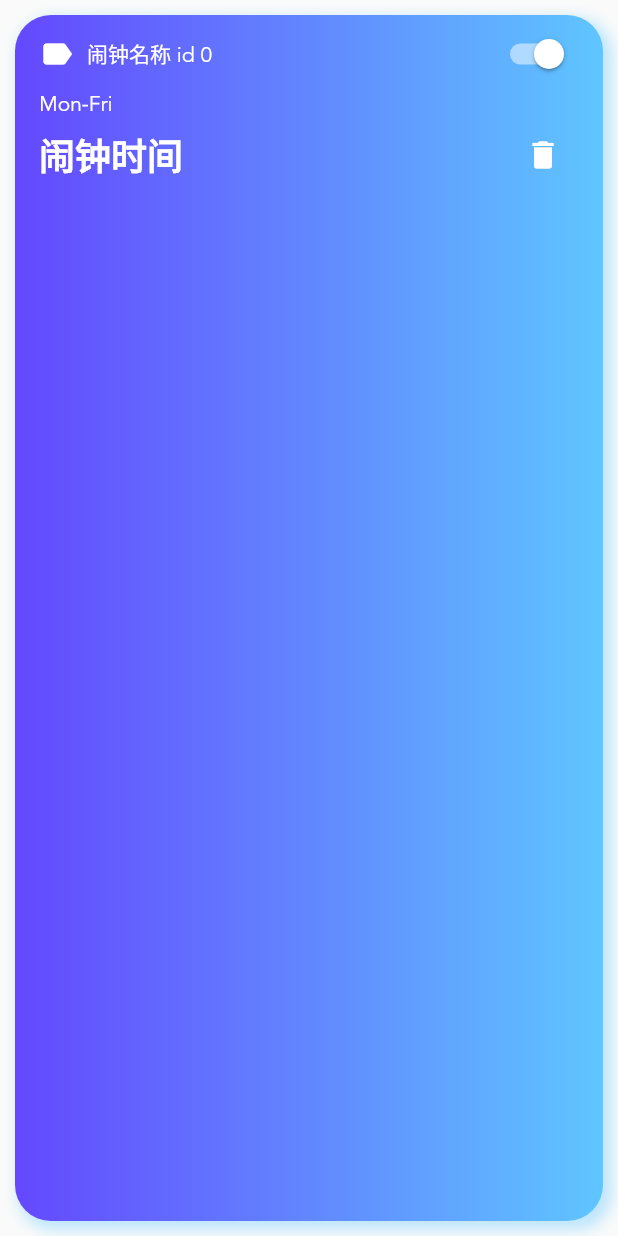
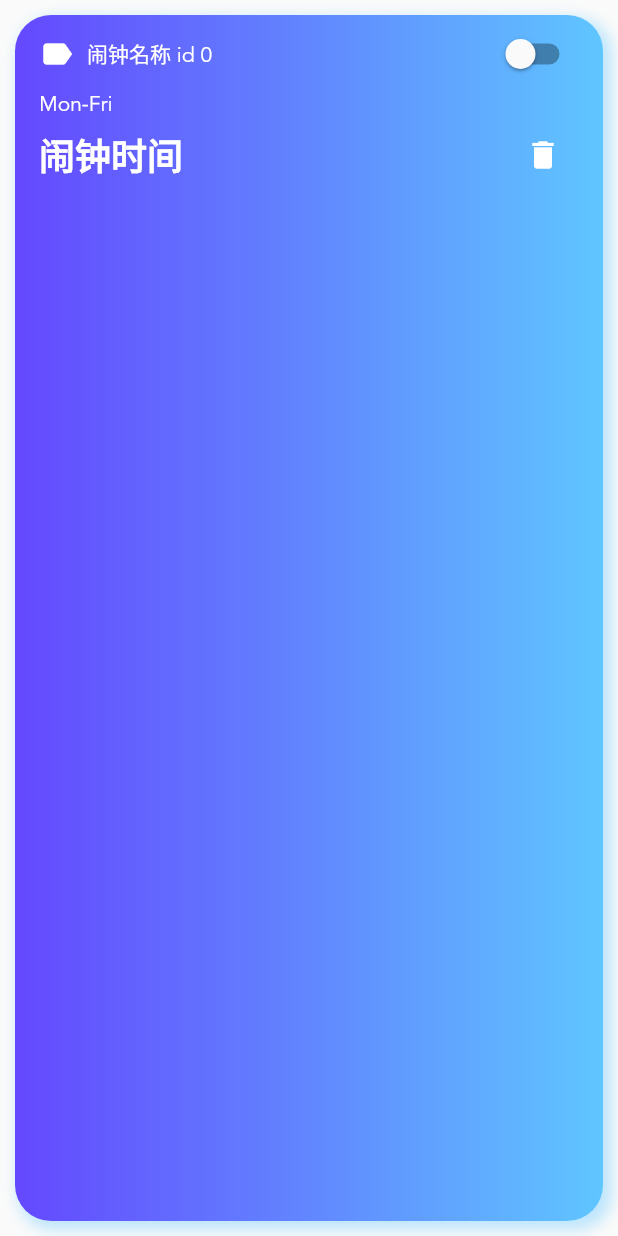
Before and after one commit to lewiszlw/assistant, a Flutter app: the AlarmItemWidget widget shown alone on an empty page, opened directly with empty values, on a phone screen of 412 x 824 dp. Run offline on Flutter 3.47's test engine with Material 2 defaults, Android fonts, the phone set to English and light mode, and no system bars; our stand-ins replace flutter_local_notifications, sqflite; accounts and stored records are empty.

Commit message:
Support alarm enable or disable

```diff
--- a/assistant_flutter/lib/alarm_clock/alarm_clock_helper.dart
+++ b/assistant_flutter/lib/alarm_clock/alarm_clock_helper.dart
@@ -28,6 +28,7 @@ class AlarmHelper {
           create table $alarmTable (
           $alarmColumnId integer primary key autoincrement,
           $alarmColumnTitle text not null,
+          $alarmColumnRing integer not null,
           $alarmColumnDateTime text not null)
         ''');
       },
@@ -58,4 +59,9 @@ class AlarmHelper {
     return await db
         .delete(alarmTable, where: '$alarmColumnId = ?', whereArgs: [id]);
   }
+
+  Future<int> update(AlarmInfo alarmInfo) async {
+    var db = await database;
+    return await db.update(alarmTable, alarmInfo.toMap(), where: '$alarmColumnId = ?', whereArgs: [alarmInfo.id]);
+  }
 }
--- a/assistant_flutter/lib/alarm_clock/alarm_clock_homepage.dart
+++ b/assistant_flutter/lib/alarm_clock/alarm_clock_homepage.dart
@@ -6,6 +6,7 @@ import 'theme_data.dart';
 /// 即时闹钟首页
 
 typedef DeleteAlarmCallback = void Function(int alarmId);
+typedef UpdateAlarmCallback = void Function(AlarmInfo alarmInfo);
 
 class AlarmClockHomepage extends StatefulWidget {
   AlarmClockHomepage({super.key});
@@ -41,6 +42,7 @@ class _AlarmClockHomepageState extends State<AlarmClockHomepage> {
   void insertAlarmInfo(String title, DateTime alarmDateTime) {
     _alarmHelper.insertAlarm(AlarmInfo(
       title: title,
+      ring: 1,
       alarmDateTime: alarmDateTime,
     ));
     loadAlarmInfos();
@@ -52,15 +54,21 @@ class _AlarmClockHomepageState extends State<AlarmClockHomepage> {
     loadAlarmInfos();
   }
 
+  void updateAlarmInfo(AlarmInfo alarmInfo) {
+    _alarmHelper.update(alarmInfo);
+    loadAlarmInfos();
+  }
+
   // 构建闹钟widget列表
   ListView buildAlarmItemsListView() {
     return ListView(
         key: UniqueKey(), // 否则list更新会有问题
-        physics: AlwaysScrollableScrollPhysics(),
+        physics: const AlwaysScrollableScrollPhysics(),
         children: currentAlarmInfos
             .map((e) => AlarmItemWidget(
                   alarmInfo: e,
                   deleteAlarmCallback: deleteAlarmInfo,
+                  updateAlarmCallback: updateAlarmInfo,
                 ))
             .toList());
   }
@@ -89,10 +97,14 @@ class _AlarmClockHomepageState extends State<AlarmClockHomepage> {
 
 class AlarmItemWidget extends StatelessWidget {
   AlarmItemWidget(
-      {super.key, required this.alarmInfo, required this.deleteAlarmCallback});
+      {super.key,
+      required this.alarmInfo,
+      required this.deleteAlarmCallback,
+      required this.updateAlarmCallback});
 
   AlarmInfo alarmInfo;
   DeleteAlarmCallback deleteAlarmCallback;
+  UpdateAlarmCallback updateAlarmCallback;
 
   @override
   Widget build(BuildContext context) {
@@ -103,22 +115,24 @@ class AlarmItemWidget extends StatelessWidget {
       margin: const EdgeInsets.only(
           top: 10, bottom: 10, left: 10, right: 10), // 容器外补白
       padding: const EdgeInsets.symmetric(horizontal: 16, vertical: 2), // 容器内补白
+      // 背景装饰
       decoration: BoxDecoration(
-        // 背景装饰
+        // 背景渐变
         gradient: LinearGradient(
           colors: gradientColors,
           begin: Alignment.centerLeft,
           end: Alignment.centerRight,
         ),
         boxShadow: [
+          // 阴影
           BoxShadow(
             color: gradientColors.last.withOpacity(0.4),
             blurRadius: 8,
             spreadRadius: 2,
-            offset: Offset(4, 4),
+            offset: const Offset(4, 4),
           ),
         ],
-        borderRadius: const BorderRadius.all(Radius.circular(24)),
+        borderRadius: const BorderRadius.all(Radius.circular(24)), // 圆角
       ),
       child: Column(
         crossAxisAlignment: CrossAxisAlignment.start,
@@ -144,8 +158,10 @@ class AlarmItemWidget extends StatelessWidget {
               Switch(
                 onChanged: (bool value) {
                   print("闹钟切换");
+                  alarmInfo.ring = value ? 1 : 0;
+                  updateAlarmCallback(alarmInfo);
                 },
-                value: true,
+                value: alarmInfo.ring == 1 ? true : false,
                 activeColor: Colors.white,
               ),
             ],
--- a/assistant_flutter/lib/alarm_clock/alarm_clock_model.dart
+++ b/assistant_flutter/lib/alarm_clock/alarm_clock_model.dart
@@ -1,33 +1,39 @@
 const String alarmTable = 'alarm_clock';
 const String alarmColumnId = 'id';
 const String alarmColumnTitle = 'title';
+const String alarmColumnRing = 'ring';
 const String alarmColumnDateTime = 'alarmDateTime';
+
 
 class AlarmInfo {
   int? id;
   String? title;
+  int ring;  // 0 关闭，1 开启
   DateTime? alarmDateTime;
 
   AlarmInfo({
     this.id,
     this.title,
+    required this.ring,
     this.alarmDateTime,
   });
 
   factory AlarmInfo.fromMap(Map<String, dynamic> json) => AlarmInfo(
         id: json["id"],
         title: json["title"],
+        ring: json["ring"],
         alarmDateTime: DateTime.parse(json["alarmDateTime"]),
       );
 
   Map<String, dynamic> toMap() => {
         "id": id,
         "title": title,
+        "ring": ring,
         "alarmDateTime": alarmDateTime!.toIso8601String(),
       };
 
   @override
   String toString() {
-    return 'AlarmInfo{id: $id, name: $title, alarmDateTime: $alarmDateTime}';
+    return 'AlarmInfo{id: $id, name: $title, ring: $ring, alarmDateTime: $alarmDateTime}';
   }
 }
```
